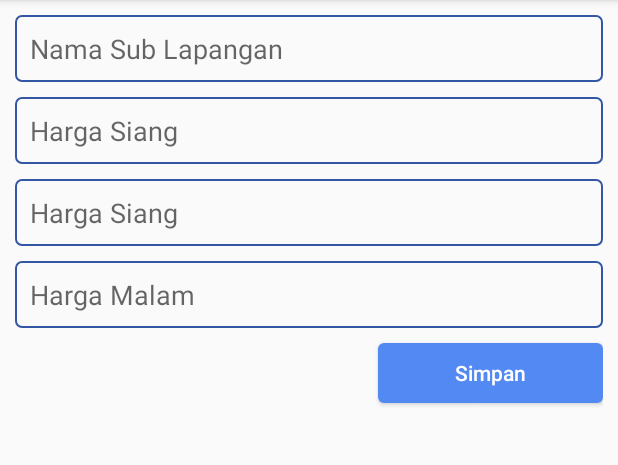
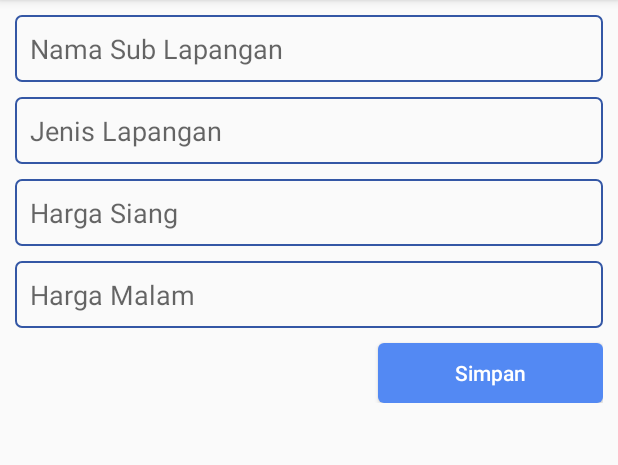
Before and after one commit to fahri1690/SIGAdmin, an Android app: the InputNewSubField screen opened directly, with no data from a screen before it, on a phone screen of 412 x 824 dp, the part 84-549 px from its top. Run offline under Robolectric (Android 15) with nearby library versions, the phone set to English and light mode, and no system bars; our stand-ins replace Firebase (no records; nobody signed in at launch, a user with empty details on screens opened directly).

Commit message:
update file inputt

```diff
--- a/app/src/main/java/com/example/sigadmin/layouts/HomeAdmin.kt
+++ b/app/src/main/java/com/example/sigadmin/layouts/HomeAdmin.kt
@@ -16,6 +16,7 @@ class HomeAdmin : AppCompatActivity() {
 
         val fieldList = findViewById<ListView>(R.id.fieldList)
         val btnNewField = findViewById<Button>(R.id.btnAddNewField)
+        val btnNewSubField = findViewById<Button>(R.id.btnAddNewSubField)
 
         fieldList.adapter = FieldAdapter(this)
 
@@ -24,5 +25,10 @@ class HomeAdmin : AppCompatActivity() {
             startActivity(intent)
         }
 
+        btnNewSubField.setOnClickListener {
+            val intent = Intent (this, InputNewSubField::class.java)
+            startActivity(intent)
+        }
+
     }
 }
--- a/app/src/main/java/com/example/sigadmin/layouts/RegisterActivity.kt
+++ b/app/src/main/java/com/example/sigadmin/layouts/RegisterActivity.kt
@@ -30,9 +30,9 @@ class RegisterActivity : AppCompatActivity() {
         val phone = etPhone.text.toString()
         val password = etPassword.text.toString()
         val admin = Admin(name,phone, password)
-        val userId = ref.push()
+        val userId = ref.push().key.toString()
 
-        ref.child(userId.toString()).setValue(admin).addOnCompleteListener {
+        ref.child(userId).setValue(admin).addOnCompleteListener {
             Toast.makeText(this, "Successs",Toast.LENGTH_SHORT).show()
             etName.setText("")
             etPhone.setText("")
--- a/app/src/main/java/com/example/sigadmin/models/field_model.kt
+++ b/app/src/main/java/com/example/sigadmin/models/field_model.kt
@@ -1,6 +1,4 @@
 package com.example.sigadmin.models
-
-import com.example.sigadmin.R
 
 data class Field(
     val namaLapangan: String,
--- a/app/src/main/res/layout/input_new_sub_field.xml
+++ b/app/src/main/res/layout/input_new_sub_field.xml
@@ -1,13 +1,17 @@
 <?xml version="1.0" encoding="utf-8"?>
-<LinearLayout
+<ScrollView
         xmlns:android="http://schemas.android.com/apk/res/android"
         xmlns:tools="http://schemas.android.com/tools"
-        xmlns:app="http://schemas.android.com/apk/res-auto"
         android:orientation="vertical"
         android:padding="@dimen/default_padding"
         android:layout_width="match_parent"
         android:layout_height="match_parent"
         tools:context=".layouts.InputNewSubField">
+
+    <LinearLayout
+            android:orientation="vertical"
+            android:layout_width="match_parent"
+            android:layout_height="wrap_content">
 
         <EditText
                 android:inputType="text"
@@ -19,9 +23,9 @@
                 android:layout_marginBottom="@dimen/default_margin"/>
 
         <EditText
-            android:inputType="number"
+                android:inputType="text"
                 android:id="@+id/etJenisLapangan"
-            android:hint="@string/hargaSiangHint"
+                android:hint="@string/jenisHint"
                 android:background="@drawable/outline_stroke"
                 android:layout_width="match_parent"
                 android:layout_height="wrap_content"
@@ -53,7 +57,7 @@
                 android:layout_gravity="end"
                 android:layout_width="@dimen/button_width"
                 android:layout_height="@dimen/button_height"
-            android:text="@string/btnSimpanSubLapBaru"
-    />
+                android:text="@string/btnSimpanSubLapBaru"/>
+    </LinearLayout>
 
-</LinearLayout>
+</ScrollView>
--- a/app/src/main/res/values/strings.xml
+++ b/app/src/main/res/values/strings.xml
@@ -28,4 +28,5 @@
     <string name="hargaSiangHint">Harga Siang</string>
     <string name="hargaMalamHint">Harga Malam</string>
     <string name="btnSimpanSubLapBaru">Simpan</string>
+    <string name="jenisHint">Jenis Lapangan</string>
 </resources>
```
Also changed, not shown: app/src/main/java/com/example/sigadmin/layouts/InputNewField.kt (+4 -4 lines), app/src/main/java/com/example/sigadmin/layouts/InputNewSubField.kt (+7 -12 lines), app/src/main/res/layout/home_admin.xml (+7 -0 lines). Lines whose indentation alone changed are shown as unchanged.
